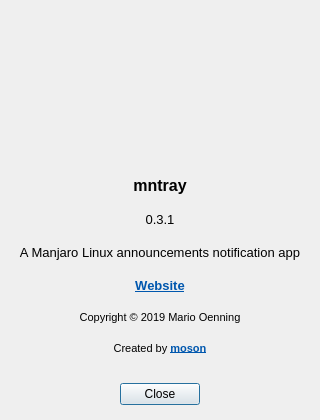
Above: assets/ui/about.ui from moson-mo/mntray before the change. Below: the same form after it.
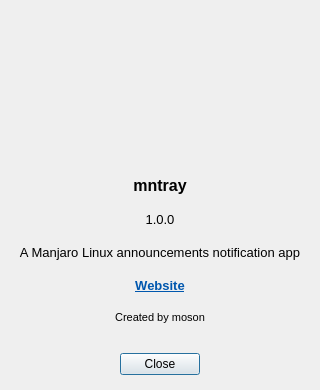
That is the form after the change. Icons and pictures are not drawn.

```diff
--- a/assets/ui/about.ui
+++ b/assets/ui/about.ui
@@ -10,7 +10,7 @@
     <x>0</x>
     <y>0</y>
     <width>320</width>
-    <height>420</height>
+    <height>390</height>
    </rect>
   </property>
   <property name="sizePolicy">
@@ -22,7 +22,13 @@
   <property name="minimumSize">
    <size>
     <width>320</width>
-    <height>420</height>
+    <height>390</height>
+   </size>
+  </property>
+  <property name="maximumSize">
+   <size>
+    <width>320</width>
+    <height>390</height>
    </size>
   </property>
   <property name="windowTitle">
@@ -36,7 +42,7 @@
    <property name="geometry">
     <rect>
      <x>116</x>
-     <y>380</y>
+     <y>350</y>
      <width>88</width>
      <height>28</height>
     </rect>
@@ -73,7 +79,7 @@
      <x>0</x>
      <y>170</y>
      <width>320</width>
-     <height>191</height>
+     <height>161</height>
     </rect>
    </property>
    <property name="font">
@@ -87,7 +93,7 @@
     <bool>false</bool>
    </property>
    <property name="text">
-    <string>&lt;html&gt;&lt;head/&gt;&lt;body&gt;&lt;p align=&quot;center&quot;&gt;mntray&lt;br/&gt;&lt;br/&gt;&lt;span style=&quot; font-size:10pt; font-weight:400;&quot;&gt;0.3.1&lt;br/&gt;&lt;/span&gt;&lt;br/&gt;&lt;span style=&quot; font-size:10pt; font-weight:400;&quot;&gt;A Manjaro Linux announcements notification app&lt;br/&gt;&lt;br/&gt;&lt;/span&gt;&lt;a href=&quot;https://github.com/moson-mo/mntray&quot;&gt;&lt;span style=&quot; font-size:10pt; text-decoration: underline; color:#0057ae;&quot;&gt;Website&lt;br/&gt;&lt;br/&gt;&lt;/span&gt;&lt;/a&gt;&lt;span style=&quot; font-size:8pt; font-weight:400;&quot;&gt;Copyright © 2019 Mario Oenning&lt;/span&gt;&lt;span style=&quot; font-size:8pt; font-weight:400; text-decoration: underline; color:#0057ae;&quot;&gt;&lt;br/&gt;&lt;br/&gt;&lt;/span&gt;&lt;span style=&quot; font-size:8pt; font-weight:400;&quot;&gt;Created by &lt;/span&gt;&lt;a href=&quot;mailto:mo-son@mailbox.org&quot;&gt;&lt;span style=&quot; font-size:8pt; text-decoration: underline; color:#0057ae;&quot;&gt;moson&lt;/span&gt;&lt;/a&gt;&lt;/p&gt;&lt;/body&gt;&lt;/html&gt;</string>
+    <string>&lt;html&gt;&lt;head/&gt;&lt;body&gt;&lt;p align=&quot;center&quot;&gt;mntray&lt;br/&gt;&lt;br/&gt;&lt;span style=&quot; font-size:10pt; font-weight:400;&quot;&gt;1.0.0&lt;br/&gt;&lt;/span&gt;&lt;br/&gt;&lt;span style=&quot; font-size:10pt; font-weight:400;&quot;&gt;A Manjaro Linux announcements notification app&lt;br/&gt;&lt;br/&gt;&lt;/span&gt;&lt;a href=&quot;https://github.com/moson-mo/mntray&quot;&gt;&lt;span style=&quot; font-size:10pt; text-decoration: underline; color:#0057ae;&quot;&gt;Website&lt;/span&gt;&lt;/a&gt;&lt;span style=&quot; font-size:8pt; font-weight:400; text-decoration: underline; color:#0057ae;&quot;&gt;&lt;br/&gt;&lt;br/&gt;&lt;/span&gt;&lt;span style=&quot; font-size:8pt; font-weight:400;&quot;&gt;Created by moson&lt;/span&gt;&lt;/p&gt;&lt;/body&gt;&lt;/html&gt;</string>
    </property>
    <property name="openExternalLinks">
     <bool>true</bool>
```
Left out of the diff: 2 changed lines with no effect on the pictures.
